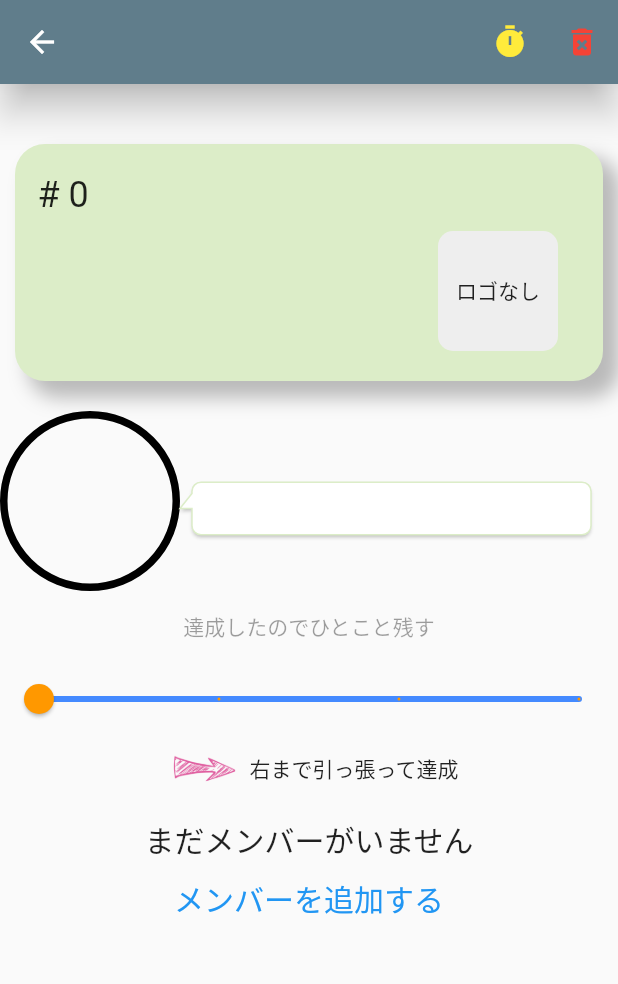
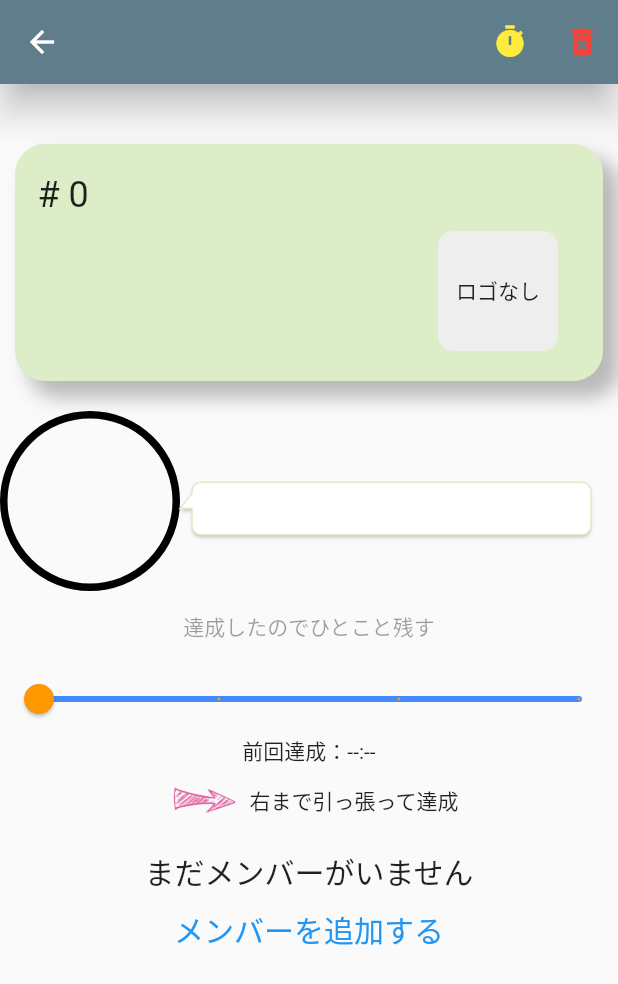
Before and after one commit to y0303noki/YellApp, a Flutter app: the MyAchievementPage screen opened directly, on a phone screen of 412 x 824 dp. Shown: the top 984 px of the screen. Run offline on Flutter 3.47's test engine with Material 2 defaults, Android fonts, the light colour scheme and no system bars; drawn by our look-alikes of bubble; our stand-ins replace cloud_firestore, firebase_auth, firebase_core, flutter_hooks, hooks_riverpod, share and 1 more; accounts and stored records are empty; network calls fail.

Commit message:
前回達成

```diff
--- a/lib/screen/my/my_achievement_page.dart
+++ b/lib/screen/my/my_achievement_page.dart
@@ -386,6 +386,10 @@ class MyAchievementPage extends ConsumerWidget {
                         }
                       },
               ),
+              Container(
+                child: Text(
+                    '前回達成：${Utility.toStringddhh(myAchievment.updatedCurrentDayAt)}'),
+              ),
               Row(
                 mainAxisAlignment: MainAxisAlignment.center,
                 children: [
--- a/lib/state/my_achievment_provider.dart
+++ b/lib/state/my_achievment_provider.dart
@@ -103,6 +103,8 @@ class MyAchievment extends ChangeNotifier {
     continuationCount = _myGoalModel.continuationCount;
     resetHour = _myGoalModel.resetHour;
 
+    updatedCurrentDayAt = _myGoalModel.updatedCurrentDayAt;
+
     // ロゴ
     logoImageNumber = _myGoalModel.logoImageNumber;
     // メンバー
--- a/lib/utility/utility.dart
+++ b/lib/utility/utility.dart
@@ -17,6 +17,14 @@ class Utility {
     return formatted;
   }
 
+  static String toStringddhh(DateTime? _dateTime) {
+    if (_dateTime == null) {
+      return '--:--';
+    }
+    String _date = '${_dateTime.day}日 ${_dateTime.hour}:${_dateTime.minute}';
+    return _date;
+  }
+
   // 頭文字を2文字切り取る。1文字だったら1文字だけ
   static String substring1or2(String _str) {
     if (_str.isEmpty) {
```
Also changed, not shown: lib/screen/other/other_yell_main_page.dart (+10 -15 lines).
